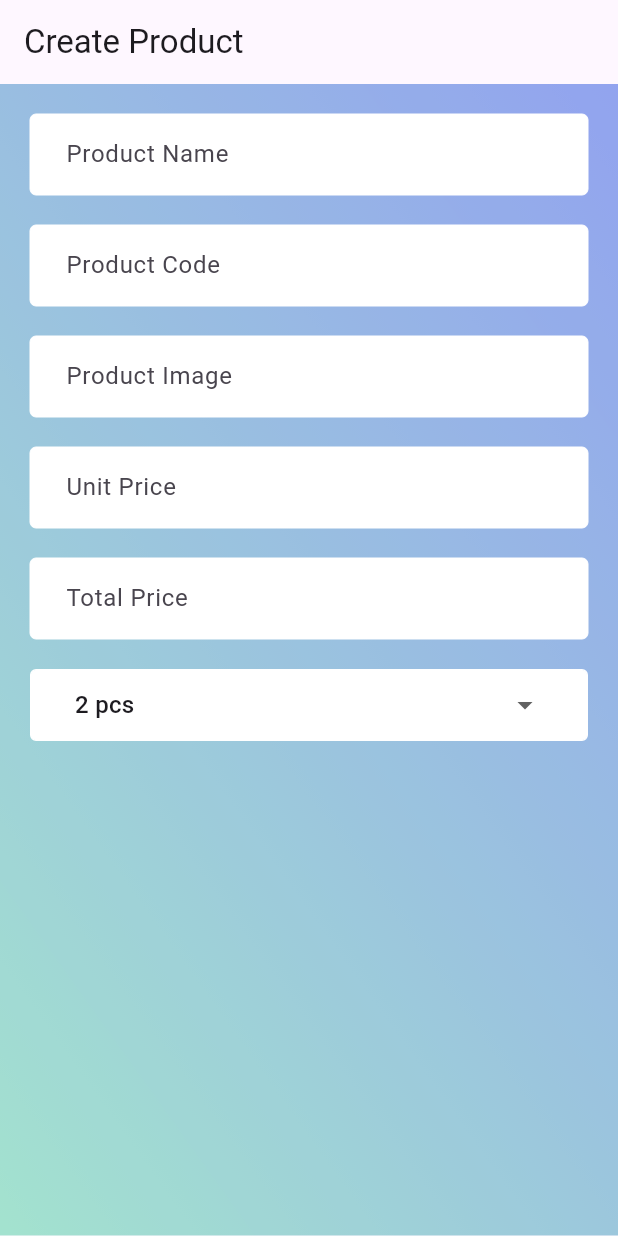
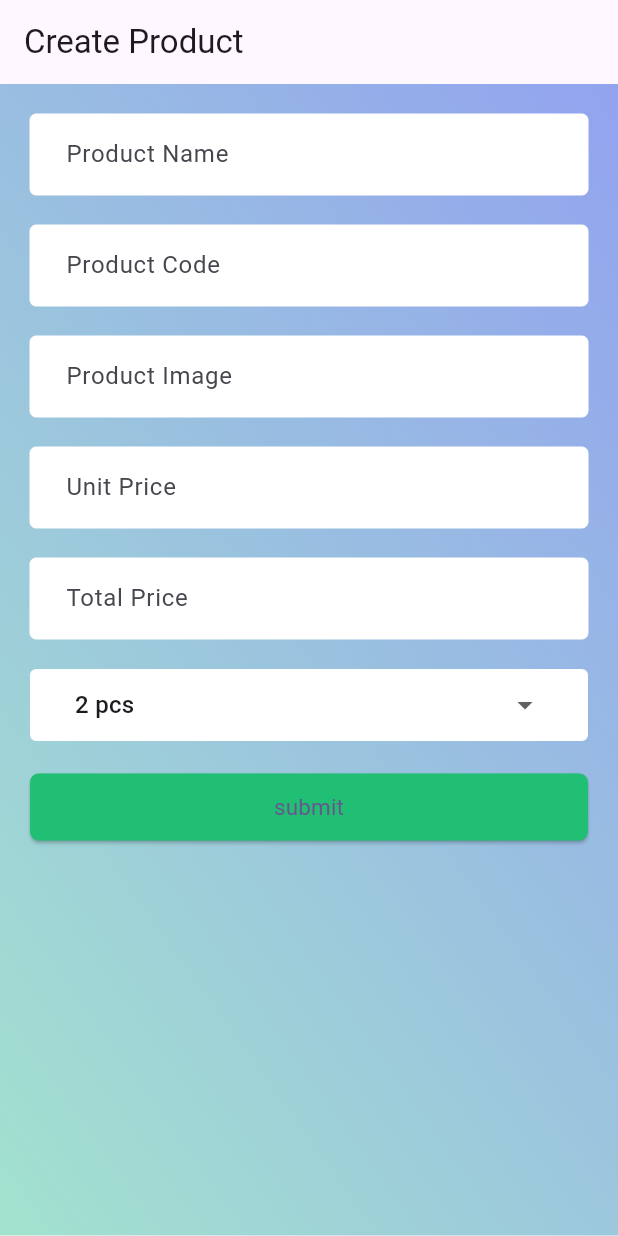
Before and after one commit to tutuldev/flutter-crud-with-rest-api, a Flutter app: the screen it shows after launch, on a phone screen of 412 x 824 dp. Run offline on Flutter 3.47's test engine with Material 3 defaults, Android fonts, the light colour scheme and no system bars; our stand-ins replace flutter_svg.

Commit message:
form submit button style

```diff
--- a/lib/Screen/ProductCreateScreen.dart
+++ b/lib/Screen/ProductCreateScreen.dart
@@ -73,6 +73,16 @@ class _ProductCreateScreenState extends State<ProductCreateScreen> {
                   ),
                   SizedBox(height: 20),
 
+                  Container(
+                    child: ElevatedButton(
+                      style: AppButtonStyle(),
+                      onPressed: (){
+
+                    },
+                    child: SuccessButtonChild('submit'),
+                    ),
+                  )
+
 
 
 
--- a/lib/Style/Style.dart
+++ b/lib/Style/Style.dart
@@ -49,3 +49,29 @@ DecoratedBox AppDropDownStyle(child){
     ),
   );
 }
+
+ButtonStyle  AppButtonStyle(){
+  return ElevatedButton.styleFrom(
+    elevation: 1,
+    padding: EdgeInsets.all(0),
+    backgroundColor: Colors.transparent,
+    shape: RoundedRectangleBorder(borderRadius: BorderRadius.circular(6))
+  );
+}
+
+Ink SuccessButtonChild(ButtonText){
+  return Ink(
+    decoration: BoxDecoration(
+      color: colorGreen,
+      borderRadius: BorderRadius.circular(6)
+    ),
+    child: Container(
+      height: 45,
+      alignment: Alignment.center,
+      child: Text(ButtonText, style: TextStyle(
+        fontWeight: FontWeight.w400,
+        fontSize: 15
+      ),),
+    ),
+  );
+}
```
